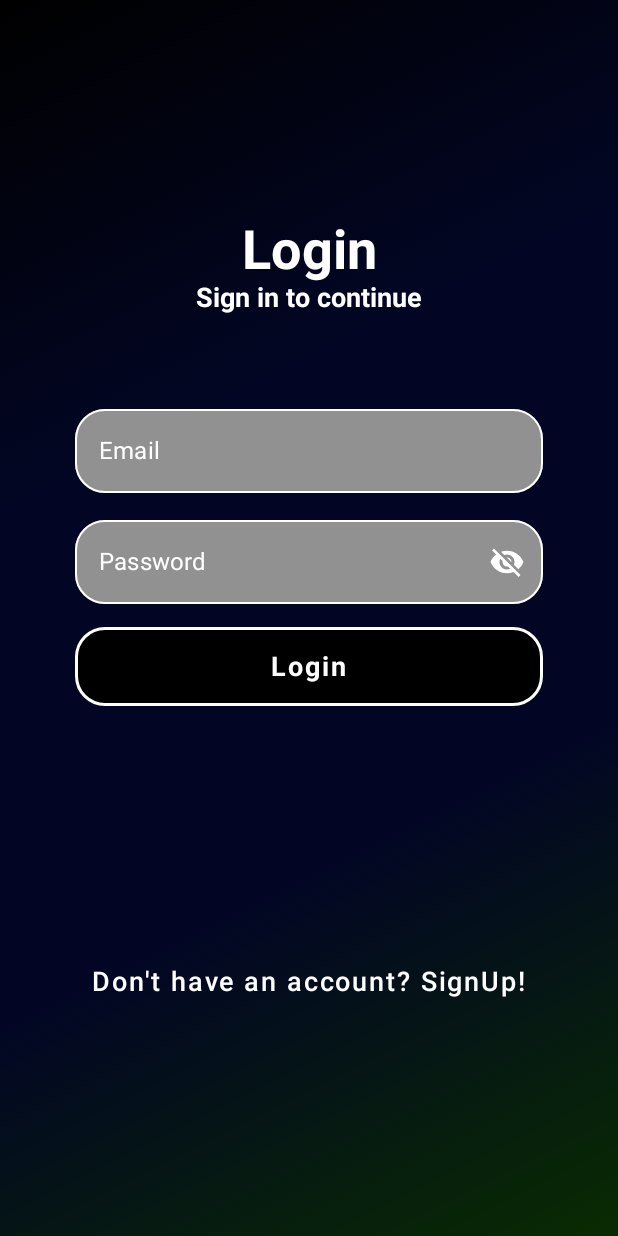
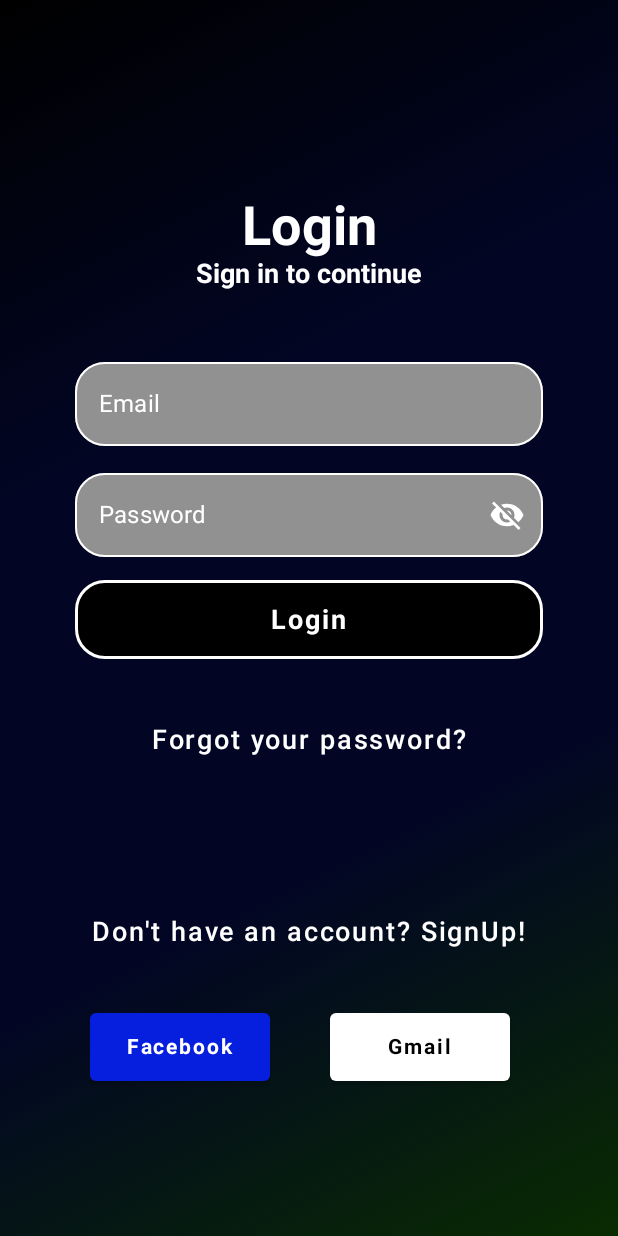
Before and after one commit to vhboico/Login, an Android app built with Jetpack Compose: the screen it shows after launch (MainActivity), on a phone screen of 412 x 824 dp. Run offline under Robolectric (Android 15) with nearby library versions, the phone set to English and light mode, and no system bars; our stand-ins replace Dagger/Hilt's generated code, Firebase (no records; nobody signed in at launch, a user with empty details on screens opened directly), constraintlayout-compose.

Commit message:
commit recover password

```diff
--- a/app/build.gradle.kts
+++ b/app/build.gradle.kts
@@ -56,6 +56,7 @@ dependencies {
 
     //Para a API
     implementation ("com.squareup.retrofit2:retrofit:2.9.0")
+    implementation("com.google.code.gson:gson:2.10.1")
     implementation ("com.squareup.retrofit2:converter-gson:2.9.0")
 
     // Firebase
--- a/app/src/main/AndroidManifest.xml
+++ b/app/src/main/AndroidManifest.xml
@@ -1,6 +1,8 @@
 <?xml version="1.0" encoding="utf-8"?>
 <manifest xmlns:android="http://schemas.android.com/apk/res/android"
     xmlns:tools="http://schemas.android.com/tools">
+
+    <uses-permission android:name="android.permission.INTERNET"/>
 
     <application
         android:name=".App"
--- a/app/src/main/java/com/example/login/MainActivity.kt
+++ b/app/src/main/java/com/example/login/MainActivity.kt
@@ -9,8 +9,8 @@ import androidx.navigation.compose.composable
 import androidx.navigation.compose.rememberNavController
 import com.example.login.view.ListScreen
 import com.example.login.view.LoginScreen
+import com.example.login.view.RecoverPassword
 import com.example.login.view.SignUpScreen
-import com.example.login.viewmodel.ViewModelAPI
 import com.example.login.viewmodel.ViewModelAuth
 import dagger.hilt.android.AndroidEntryPoint
 
@@ -21,12 +21,11 @@ class MainActivity : ComponentActivity() {
         setContent {
 
             val navController = rememberNavController()
-            val viewModelAPI: ViewModelAPI = hiltViewModel()
             val viewModelAuth: ViewModelAuth = hiltViewModel()
 
             NavHost(navController = navController, startDestination = "loginScreen"){
                 composable("loginScreen"){
-                    LoginScreen(navController, viewModelAuth)
+                    LoginScreen(navController)
                 }
                 composable("signUpScreen"){
                     SignUpScreen(navController, viewModelAuth)
@@ -34,6 +33,9 @@ class MainActivity : ComponentActivity() {
                 composable("listScreen"){
                     ListScreen(navController)
                 }
+                composable("recoverPassword"){
+                    RecoverPassword(navController, viewModelAuth)
+                }
             }
         }
     }
--- a/app/src/main/java/com/example/login/components/ButtonEdit.kt
+++ b/app/src/main/java/com/example/login/components/ButtonEdit.kt
@@ -1,16 +1,12 @@
 package com.example.login.components
 
 import androidx.compose.foundation.BorderStroke
-import androidx.compose.foundation.layout.fillMaxWidth
-import androidx.compose.foundation.layout.height
-import androidx.compose.foundation.layout.padding
 import androidx.compose.material.Button
 import androidx.compose.material.ButtonDefaults
 import androidx.compose.material.Text
 import androidx.compose.runtime.Composable
 import androidx.compose.ui.Modifier
 import androidx.compose.ui.text.font.FontWeight
-import androidx.compose.ui.tooling.preview.Preview
 import androidx.compose.ui.unit.dp
 import androidx.compose.ui.unit.sp
 import com.example.login.ui.theme.Shape
@@ -20,15 +16,13 @@ import com.example.login.ui.theme.white
 @Composable
 fun ButtonEdit(
     onClick: () -> Unit,
-    text: String
+    text: String,
+    modifier: Modifier
 ) {
 
     Button(
         onClick,
-        modifier = Modifier
-            .fillMaxWidth()
-            .height(78.dp)
-            .padding(50.dp, 15.dp, 50.dp, 10.dp),
+        modifier,
         colors = ButtonDefaults.buttonColors(
             backgroundColor = black
         ),
@@ -46,9 +40,3 @@ fun ButtonEdit(
         Text(text = text, fontSize = 18.sp, fontWeight = FontWeight.Bold, color = white)
     }
 }
-
-@Composable
-@Preview
-fun ButtonEditPreview() {
-    ButtonEdit(onClick = { }, text = "Login")
-}
--- a/app/src/main/java/com/example/login/repository/RepositoryAPI.kt
+++ /dev/null
@@ -1,6 +0,0 @@
-package com.example.login.repository
-
-import javax.inject.Inject
-
-class RepositoryAPI @Inject constructor() {
-}
--- a/app/src/main/java/com/example/login/repository/RepositoryAuth.kt
+++ b/app/src/main/java/com/example/login/repository/RepositoryAuth.kt
@@ -15,4 +15,8 @@ class RepositoryAuth @Inject constructor(private val dataSource: DataSource) {
     fun login(email: String, password: String, listener: Listener){
         dataSource.login(email, password, listener)
     }
+
+    fun recoverPassword(email: String, listener: Listener){
+        dataSource.recoverPassword(email, listener)
+    }
 }
--- a/app/src/main/java/com/example/login/ui/theme/Color.kt
+++ b/app/src/main/java/com/example/login/ui/theme/Color.kt
@@ -12,5 +12,6 @@ val Pink40 = Color(0xFF7D5260)
 val black = Color(0xFF000000)
 val white = Color(0xFFFFFFFF)
 val blue = Color(0xFF020624)
+val blue_normal = Color(0xFF061FDF)
 val green = Color(0xFF092B01)
 val gray = Color(0xFF919191)
--- a/app/src/main/java/com/example/login/view/ListScreen.kt
+++ b/app/src/main/java/com/example/login/view/ListScreen.kt
@@ -21,7 +21,7 @@ fun ListScreen(navController: NavController) {
                 backgroundColor = blue,
                 title = {
                     Text(
-                        text = "Soccer",
+                        text = "Welcome",
                         fontSize = 18.sp,
                         fontWeight = FontWeight.Bold,
                         color = white
--- a/app/src/main/java/com/example/login/view/LoginScreen.kt
+++ b/app/src/main/java/com/example/login/view/LoginScreen.kt
@@ -3,14 +3,17 @@ package com.example.login.view
 import android.annotation.SuppressLint
 import android.widget.Toast
 import androidx.compose.foundation.background
-import androidx.compose.foundation.layout.Arrangement
 import androidx.compose.foundation.layout.Column
 import androidx.compose.foundation.layout.fillMaxSize
 import androidx.compose.foundation.layout.fillMaxWidth
+import androidx.compose.foundation.layout.height
 import androidx.compose.foundation.layout.padding
+import androidx.compose.foundation.layout.width
 import androidx.compose.foundation.rememberScrollState
 import androidx.compose.foundation.text.KeyboardOptions
 import androidx.compose.foundation.verticalScroll
+import androidx.compose.material.Button
+import androidx.compose.material.ButtonDefaults
 import androidx.compose.material.Icon
 import androidx.compose.material.IconButton
 import androidx.compose.material.OutlinedTextField
@@ -23,7 +26,6 @@ import androidx.compose.runtime.getValue
 import androidx.compose.runtime.mutableStateOf
 import androidx.compose.runtime.remember
 import androidx.compose.runtime.setValue
-import androidx.compose.ui.Alignment
 import androidx.compose.ui.Modifier
 import androidx.compose.ui.graphics.Brush
 import androidx.compose.ui.graphics.Color
@@ -35,6 +37,7 @@ import androidx.compose.ui.text.input.PasswordVisualTransformation
 import androidx.compose.ui.text.input.VisualTransformation
 import androidx.compose.ui.unit.dp
 import androidx.compose.ui.unit.sp
+import androidx.constraintlayout.compose.ConstraintLayout
 import androidx.hilt.navigation.compose.hiltViewModel
 import androidx.navigation.NavController
 import com.example.login.R
@@ -43,6 +46,7 @@ import com.example.login.listener.Listener
 import com.example.login.ui.theme.Shape
 import com.example.login.ui.theme.black
 import com.example.login.ui.theme.blue
+import com.example.login.ui.theme.blue_normal
 import com.example.login.ui.theme.gray
 import com.example.login.ui.theme.green
 import com.example.login.ui.theme.white
@@ -93,18 +97,33 @@ fun LoginScreen(
         Column(
             modifier = Modifier
                 .fillMaxSize()
-                .verticalScroll(rememberScrollState()),
-            horizontalAlignment = Alignment.CenterHorizontally,
-            verticalArrangement = Arrangement.Center
+                .verticalScroll(rememberScrollState())
         ) {
+            ConstraintLayout {
 
-            Text(text = "Login", fontSize = 36.sp, fontWeight = FontWeight.Bold, color = white)
+                val (login, txt, edtEmail, edtPassword, button, txtForgot, txtNew, face, gmail) = createRefs()
+
+                Text(
+                    text = "Login",
+                    fontSize = 36.sp,
+                    fontWeight = FontWeight.Bold,
+                    color = white,
+                    modifier = Modifier.constrainAs(login) {
+                        top.linkTo(parent.top, 130.dp)
+                        start.linkTo(parent.start)
+                        end.linkTo(parent.end)
+                    })
+
                 Text(
                     text = "Sign in to continue",
                     fontSize = 18.sp,
                     fontWeight = FontWeight.Bold,
                     color = white,
-                modifier = Modifier.padding(bottom = 15.dp)
+                    modifier = Modifier.constrainAs(txt) {
+                        top.linkTo(login.bottom)
+                        start.linkTo(parent.start)
+                        end.linkTo(parent.end)
+                    }
                 )
 
                 OutlinedTextField(
@@ -112,7 +131,10 @@ fun LoginScreen(
                     onValueChange = { email = it },
                     modifier = Modifier
                         .fillMaxWidth()
-                    .padding(50.dp, 40.dp, 50.dp, 0.dp),
+                        .padding(50.dp, 40.dp, 50.dp, 0.dp)
+                        .constrainAs(edtEmail) {
+                            top.linkTo(txt.bottom)
+                        },
                     keyboardOptions = KeyboardOptions(
                         keyboardType = KeyboardType.Email
                     ),
@@ -135,7 +157,10 @@ fun LoginScreen(
                     onValueChange = { password = it },
                     modifier = Modifier
                         .fillMaxWidth()
-                    .padding(50.dp, 10.dp, 50.dp, 0.dp),
+                        .padding(50.dp, 10.dp, 50.dp, 0.dp)
+                        .constrainAs(edtPassword) {
+                            top.linkTo(edtEmail.bottom)
+                        },
                     keyboardOptions = KeyboardOptions(
                         keyboardType = KeyboardType.Number
                     ),
@@ -160,7 +185,7 @@ fun LoginScreen(
                     else PasswordVisualTransformation()
                 )
                 ButtonEdit(onClick = {
-                viewModelAuth.login(email, password, object : Listener{
+                viewModelAuth.login(email, password, object : Listener {
                     override fun onSuccess(message: String, screen: String) {
                         Toast.makeText(context, message, Toast.LENGTH_SHORT).show()
                         navController.navigate(screen)
@@ -170,11 +195,39 @@ fun LoginScreen(
                         Toast.makeText(context, error, Toast.LENGTH_SHORT).show()
                     }
                 })
-            }, text = "Login")
+                }, text = "Login",
+                    modifier = Modifier
+                        .fillMaxWidth()
+                        .height(78.dp)
+                        .padding(50.dp, 15.dp, 50.dp, 10.dp)
+                        .constrainAs(button) {
+                            top.linkTo(edtPassword.bottom)
+                        }
+                )
+
+                TextButton(
+                    onClick = { navController.navigate("recoverPassword")},
+                    modifier = Modifier.constrainAs(txtForgot) {
+                        top.linkTo(button.bottom, 20.dp)
+                        start.linkTo(parent.start)
+                        end.linkTo(parent.end)
+                    }
+                ) {
+                    Text(
+                        text = "Forgot your password?",
+                        fontSize = 18.sp,
+                        fontWeight = FontWeight.SemiBold,
+                        color = white
+                    )
+                }
 
                 TextButton(
                     onClick = { navController.navigate("signUpScreen") },
-                modifier = Modifier.padding(top = 150.dp)
+                    modifier = Modifier.constrainAs(txtNew) {
+                        top.linkTo(txtForgot.bottom, 80.dp)
+                        start.linkTo(parent.start)
+                        end.linkTo(parent.end)
+                    }
                 ) {
                     Text(
                         text = "Don't have an account? SignUp!",
@@ -183,6 +236,43 @@ fun LoginScreen(
                         color = white
                     )
                 }
+
+                Button(
+                    onClick = {},
+                    colors = ButtonDefaults.buttonColors(backgroundColor = blue_normal),
+                    modifier = Modifier
+                        .height(45.dp)
+                        .width(120.dp)
+                        .constrainAs(face) {
+                            top.linkTo(txtNew.bottom, 30.dp)
+                            start.linkTo(parent.start, 60.dp)
+                        }
+                ) {
+                    Text(
+                        text = "Facebook",
+                        fontWeight = FontWeight.Bold,
+                        color = white
+                    )
+                }
+                Button(
+                    onClick = {},
+                    colors = ButtonDefaults.buttonColors(backgroundColor = white),
+                    modifier = Modifier
+                        .height(45.dp)
+                        .width(120.dp)
+                        .constrainAs(gmail) {
+                            top.linkTo(txtNew.bottom, 30.dp)
+                            start.linkTo(face.end, 40.dp)
+                        }
+                ) {
+                    Text(
+                        text = "Gmail",
+                        fontWeight = FontWeight.Bold,
+                        color = black
+                    )
+                }
+
             }
         }
     }
+}
--- a/app/src/main/java/com/example/login/viewmodel/ViewModelAPI.kt
+++ /dev/null
@@ -1,10 +0,0 @@
-package com.example.login.viewmodel
-
-import androidx.lifecycle.ViewModel
-import com.example.login.repository.RepositoryAPI
-import dagger.hilt.android.lifecycle.HiltViewModel
-import javax.inject.Inject
-
-@HiltViewModel
-class ViewModelAPI @Inject constructor(private val repositoryAPI: RepositoryAPI): ViewModel(){
-}
--- a/app/src/main/java/com/example/login/viewmodel/ViewModelAuth.kt
+++ b/app/src/main/java/com/example/login/viewmodel/ViewModelAuth.kt
@@ -22,4 +22,10 @@ class ViewModelAuth @Inject constructor(private val repositoryAuth: RepositoryAu
             repositoryAuth.login(email, password, listener)
         }
     }
+
+    fun recoverPassword(email: String, listener: Listener){
+        viewModelScope.launch {
+            repositoryAuth.recoverPassword(email, listener)
+        }
+    }
 }
```
Also changed, not shown: app/src/main/java/com/example/login/datasource/DataSource.kt (+22 -0 lines), app/src/main/java/com/example/login/view/RecoverPassword.kt (added, +150 -0 lines), app/src/main/java/com/example/login/view/SignUpScreen.kt (+6 -1 lines). Lines whose indentation alone changed are shown as unchanged.
